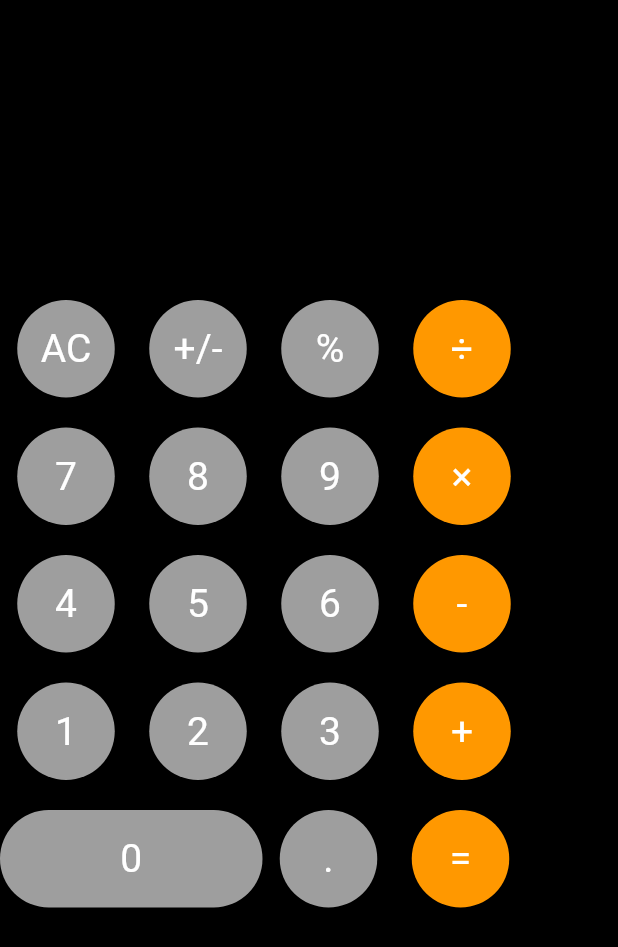
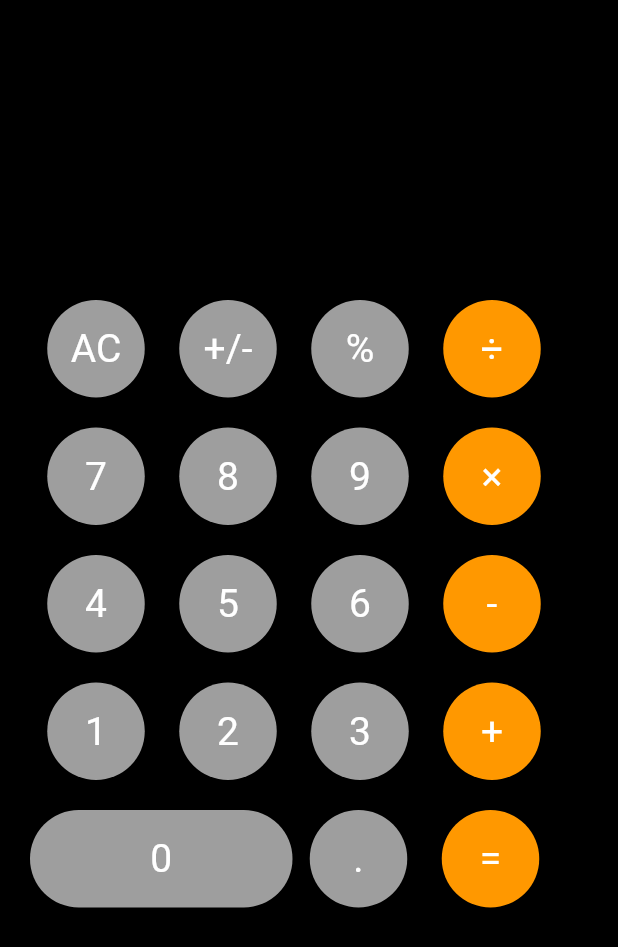
Before and after one commit to devenderbutani21/calcualtorFlutterApp, a Flutter app: the screen it shows after launch, on a phone screen of 412 x 824 dp. Shown: the top 947 px of the screen. Run offline on Flutter 3.47's test engine with Material 2 defaults, Android fonts, the phone set to English and light mode, and no system bars.

Commit message:
Fixed Orientation

```diff
--- a/lib/main.dart
+++ b/lib/main.dart
@@ -37,6 +37,7 @@ class _MyCalcPageState extends State<MyCalcPage>{
               height: 200,
             ),
             Container(
+              margin: const EdgeInsets.only(left: 20.0),
               child: Row(
                 children: <Widget>[
                   RawMaterialButton(
@@ -87,7 +88,9 @@ class _MyCalcPageState extends State<MyCalcPage>{
               ),
             ),
             SizedBox(height: 20,),
-            Row(
+            Container(
+              margin: const EdgeInsets.only(left: 20.0),
+              child: Row(
                 children: <Widget>[
                   RawMaterialButton(
                     child: Text('7',
@@ -135,8 +138,11 @@ class _MyCalcPageState extends State<MyCalcPage>{
                   ),
                 ],
               ),
+            ),
             SizedBox(height: 20,),
-            Row(
+            Container(
+              margin: const EdgeInsets.only(left: 20.0),
+              child: Row(
                 children: <Widget>[
                   RawMaterialButton(
                     child: Text('4',
@@ -184,8 +190,11 @@ class _MyCalcPageState extends State<MyCalcPage>{
                   ),
                 ],
               ),
+            ),
             SizedBox(height: 20,),
-            Row(
+            Container(
+              margin: const EdgeInsets.only(left: 20.0),
+              child: Row(
                 children: <Widget>[
                   RawMaterialButton(
                     child: Text('1',
@@ -233,8 +242,11 @@ class _MyCalcPageState extends State<MyCalcPage>{
                   )
                 ],
               ),
+            ),
             SizedBox(height: 20,),
-            Row(
+            Container(
+              margin: const EdgeInsets.only(left: 20.0),
+              child: Row(
                 children: <Widget>[
                   Container(
                     width: 175,
@@ -276,6 +288,7 @@ class _MyCalcPageState extends State<MyCalcPage>{
                   )
                 ],
               ),
+            ),
           ],
         ),
       ),
```
Lines whose indentation alone changed are shown as unchanged.
